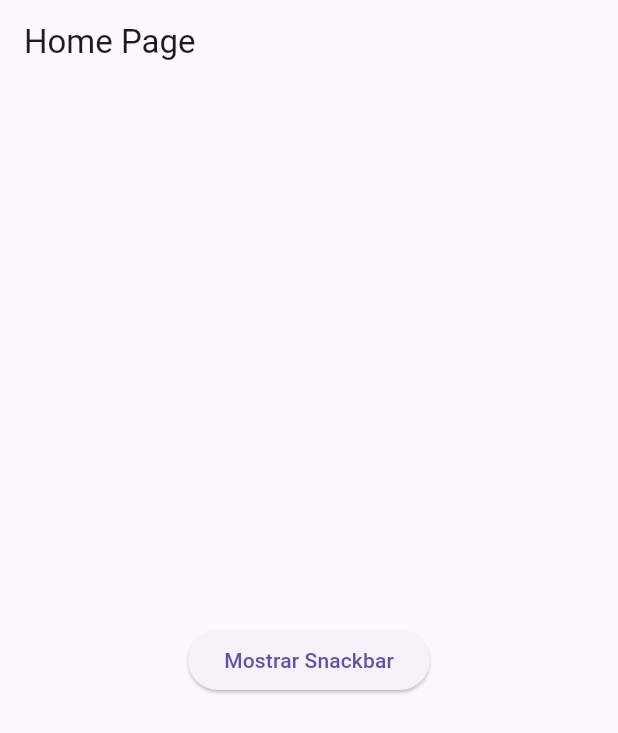
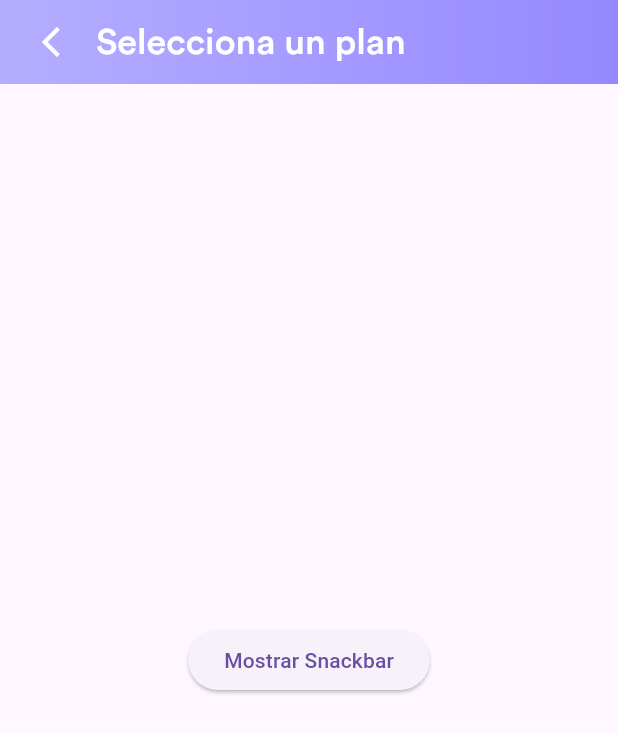
Before and after one commit to YhonattanZ/Uopp-Mockup, a Flutter app: the screen it shows after launch, on a phone screen of 412 x 824 dp. Shown: the top 733 px of the screen. Run offline on Flutter 3.47's test engine with Material 3 defaults, Android fonts, the light colour scheme and no system bars; our stand-ins replace get.

Commit message:
appBar agregado

```diff
--- /dev/null
+++ b/lib/controllers/plan_controller.dart
@@ -0,0 +1,33 @@
+import 'package:get/get.dart';
+
+class PlanController extends GetxController {
+  // Lista de planes con sus características
+
+  // final plans =
+  //     [
+  //       {
+  //         "name": "Basic",
+  //         "features": [
+  //           "Acceso a contenido limitado",
+  //           "Soporte estándar",
+  //           "1 dispositivo",
+  //         ],
+  //       },
+  //       {
+  //         "name": "Plus",
+  //         "features": [
+  //           "Acceso a todo el contenido",
+  //           "Soporte prioritario",
+  //           "Hasta 3 dispositivos",
+  //         ],
+  //       },
+  //       {
+  //         "name": "Business",
+  //         "features": [
+  //           "Funciones avanzadas",
+  //           "Soporte 24/7",
+  //           "Usuarios ilimitados",
+  //         ],
+  //       },
+  //     ].obs;
+}
--- a/lib/ui/pages/home.dart
+++ b/lib/ui/pages/home.dart
@@ -1,11 +1,45 @@
 import 'package:flutter/material.dart';
 import 'package:get/get.dart';
+import 'package:prueba_uopp/config/config.dart';
 
 class HomePage extends StatelessWidget {
+  const HomePage({super.key});
+
   @override
   Widget build(BuildContext context) {
     return Scaffold(
-      appBar: AppBar(title: Text('Home Page')),
+      appBar: AppBar(
+        title: Row(
+          children: [
+            IconButton(
+              onPressed: () {},
+              icon: Icon(Icons.arrow_back_ios, color: AppConfig.bgTextColor),
+            ),
+            Text(
+              AppConfig.selectPlan,
+              textAlign: TextAlign.left,
+
+              style: TextStyle(
+                fontFamily: 'CircularStd',
+                color: AppConfig.bgTextColor,
+                fontSize: 24,
+                // fontWeight: FontWeight.w700,
+              ),
+            ),
+          ],
+        ),
+        flexibleSpace: Container(
+          height: 95,
+          padding: EdgeInsets.fromLTRB(16, 55, 16, 10),
+          decoration: const BoxDecoration(
+            gradient: LinearGradient(
+              begin: Alignment.centerLeft,
+              end: Alignment.centerRight,
+              colors: <Color>[Color(0xffB5AEFF), Color(0xff9688FF)],
+            ),
+          ),
+        ),
+      ),
       body: Center(
         child: ElevatedButton(
           onPressed:
```
Also changed, not shown: pubspec.yaml (+10 -5 lines), assets/fonts/circular-std.ttf (renamed from lib/assets/fonts/circular-std.ttf).
